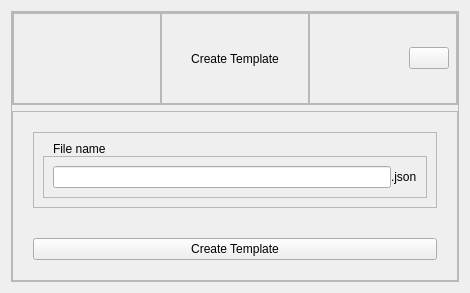
This is app/design/create_template_window.ui in KrazyManJ/templatoron as Qt 5 draws it before an edit. The edited form follows.
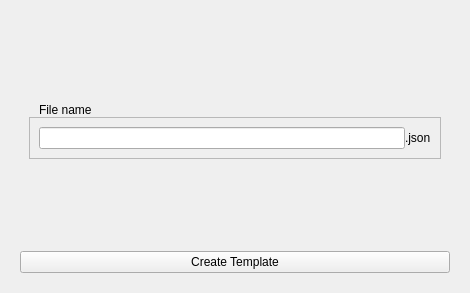
This is the edited form. Icons and pictures are not drawn.

What changed in the file:
```diff
--- a/app/design/create_template_window.ui
+++ b/app/design/create_template_window.ui
@@ -72,186 +72,48 @@
 }</string>
   </property>
   <layout class="QVBoxLayout" name="verticalLayout">
+   <property name="spacing">
+    <number>10</number>
+   </property>
+   <property name="leftMargin">
+    <number>20</number>
+   </property>
+   <property name="topMargin">
+    <number>20</number>
+   </property>
+   <property name="rightMargin">
+    <number>20</number>
+   </property>
+   <property name="bottomMargin">
+    <number>20</number>
+   </property>
    <item>
-    <widget class="QFrame" name="Content">
-     <property name="frameShape">
-      <enum>QFrame::StyledPanel</enum>
-     </property>
-     <property name="frameShadow">
-      <enum>QFrame::Raised</enum>
-     </property>
+    <widget class="QWidget" name="widget" native="true">
      <layout class="QVBoxLayout" name="verticalLayout_2">
-      <property name="leftMargin">
-       <number>0</number>
-      </property>
-      <property name="topMargin">
-       <number>0</number>
-      </property>
-      <property name="rightMargin">
-       <number>0</number>
-      </property>
-      <property name="bottomMargin">
-       <number>0</number>
-      </property>
-      <item>
-       <widget class="QFrame" name="TitleBar">
-        <property name="frameShape">
-         <enum>QFrame::StyledPanel</enum>
-        </property>
-        <property name="frameShadow">
-         <enum>QFrame::Raised</enum>
-        </property>
-        <layout class="QHBoxLayout" name="horizontalLayout" stretch="1,1,1">
          <property name="spacing">
           <number>0</number>
          </property>
-         <property name="leftMargin">
-          <number>0</number>
-         </property>
-         <property name="topMargin">
-          <number>0</number>
-         </property>
-         <property name="rightMargin">
-          <number>0</number>
-         </property>
-         <property name="bottomMargin">
-          <number>0</number>
-         </property>
          <item>
-          <widget class="QFrame" name="TitleBarRight">
-           <property name="frameShape">
-            <enum>QFrame::StyledPanel</enum>
-           </property>
-           <property name="frameShadow">
-            <enum>QFrame::Raised</enum>
-           </property>
-          </widget>
-         </item>
-         <item>
-          <widget class="QFrame" name="TitleBarMiddle">
-           <property name="frameShape">
-            <enum>QFrame::StyledPanel</enum>
-           </property>
-           <property name="frameShadow">
-            <enum>QFrame::Raised</enum>
-           </property>
-           <layout class="QHBoxLayout" name="horizontalLayout_2">
-            <property name="leftMargin">
-             <number>0</number>
-            </property>
-            <property name="topMargin">
-             <number>0</number>
-            </property>
-            <property name="rightMargin">
-             <number>0</number>
-            </property>
-            <property name="bottomMargin">
-             <number>0</number>
-            </property>
-            <item>
-             <widget class="QLabel" name="TitleBarTitle">
-              <property name="text">
-               <string>Create Template</string>
-              </property>
-              <property name="alignment">
-               <set>Qt::AlignCenter</set>
-              </property>
-             </widget>
-            </item>
-           </layout>
-          </widget>
-         </item>
-         <item>
-          <widget class="QFrame" name="TitleBarLeft">
-           <property name="frameShape">
-            <enum>QFrame::StyledPanel</enum>
-           </property>
-           <property name="frameShadow">
-            <enum>QFrame::Raised</enum>
-           </property>
-           <layout class="QHBoxLayout" name="horizontalLayout_3">
-            <property name="spacing">
-             <number>0</number>
-            </property>
-            <property name="leftMargin">
-             <number>0</number>
-            </property>
-            <property name="topMargin">
-             <number>0</number>
-            </property>
-            <property name="rightMargin">
-             <number>7</number>
-            </property>
-            <property name="bottomMargin">
-             <number>0</number>
-            </property>
-            <item>
-             <spacer name="horizontalSpacer">
+       <spacer name="verticalSpacer_2">
               <property name="orientation">
-               <enum>Qt::Horizontal</enum>
+         <enum>Qt::Vertical</enum>
               </property>
               <property name="sizeHint" stdset="0">
                <size>
-                <width>40</width>
-                <height>20</height>
+          <width>20</width>
+          <height>40</height>
                </size>
               </property>
              </spacer>
             </item>
-            <item>
-             <widget class="QPushButton" name="BtnClose">
-              <property name="cursor">
-               <cursorShape>PointingHandCursor</cursorShape>
-              </property>
-              <property name="text">
-               <string/>
-              </property>
-             </widget>
-            </item>
-           </layout>
-          </widget>
-         </item>
-        </layout>
-       </widget>
-      </item>
-      <item>
-       <widget class="QFrame" name="CreateContent">
-        <property name="frameShape">
-         <enum>QFrame::StyledPanel</enum>
-        </property>
-        <property name="frameShadow">
-         <enum>QFrame::Raised</enum>
-        </property>
-        <layout class="QVBoxLayout" name="verticalLayout_3">
-         <property name="spacing">
-          <number>30</number>
-         </property>
-         <property name="leftMargin">
-          <number>20</number>
-         </property>
-         <property name="topMargin">
-          <number>20</number>
-         </property>
-         <property name="rightMargin">
-          <number>20</number>
-         </property>
-         <property name="bottomMargin">
-          <number>20</number>
-         </property>
-         <item>
-          <widget class="QFrame" name="CreateOptions">
-           <property name="frameShape">
-            <enum>QFrame::StyledPanel</enum>
-           </property>
-           <property name="frameShadow">
-            <enum>QFrame::Raised</enum>
-           </property>
-           <layout class="QVBoxLayout" name="verticalLayout_4">
-            <property name="spacing">
-             <number>0</number>
-            </property>
             <item>
              <widget class="QLabel" name="NameInputLabel">
+        <property name="sizePolicy">
+         <sizepolicy hsizetype="Preferred" vsizetype="Preferred">
+          <horstretch>0</horstretch>
+          <verstretch>0</verstretch>
+         </sizepolicy>
+        </property>
               <property name="text">
                <string>File name</string>
               </property>
@@ -288,6 +150,19 @@
               </layout>
              </widget>
             </item>
+      <item>
+       <spacer name="verticalSpacer">
+        <property name="orientation">
+         <enum>Qt::Vertical</enum>
+        </property>
+        <property name="sizeHint" stdset="0">
+         <size>
+          <width>20</width>
+          <height>40</height>
+         </size>
+        </property>
+       </spacer>
+      </item>
            </layout>
           </widget>
          </item>
@@ -299,12 +174,6 @@
            <property name="text">
             <string>Create Template</string>
            </property>
-          </widget>
-         </item>
-        </layout>
-       </widget>
-      </item>
-     </layout>
     </widget>
    </item>
   </layout>
```
Left out of the diff: 30 changed lines with no effect on the pictures. Lines whose indentation alone changed are shown as unchanged.
